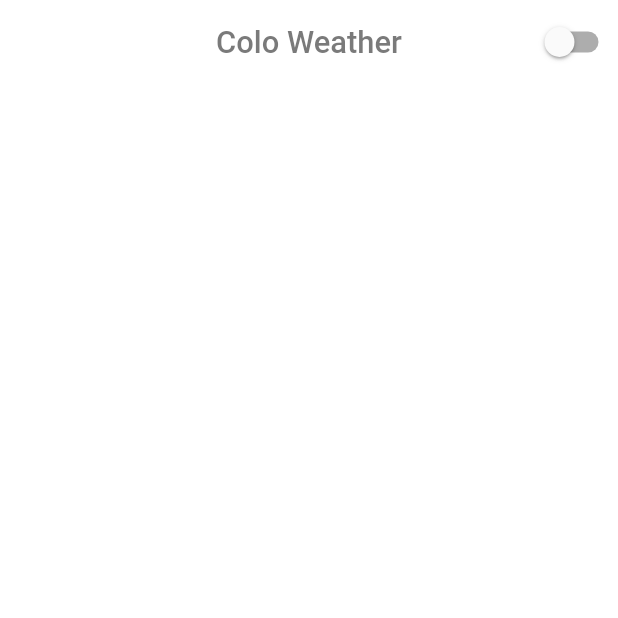
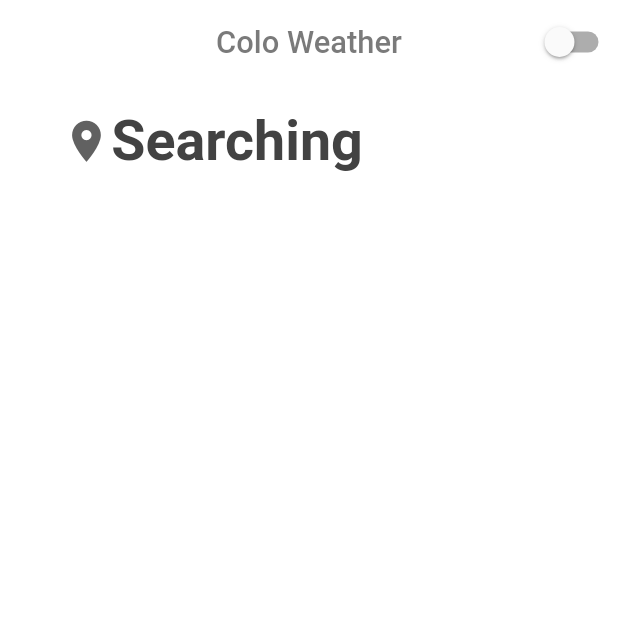
Before and after one commit to juanchosandox90/coloweather, a Flutter app: the screen it shows after launch, on a phone screen of 412 x 824 dp, the top half of it. Run offline on Flutter 3.47's test engine with Material 2 defaults, Android fonts, the phone set to English and light mode, and no system bars.

Commit message:
dev_03_UIColorsWidget  - Search bar UI  - Search text field gesture implemented.  - Added theme change validation.

```diff
--- a/lib/screens/homepage.dart
+++ b/lib/screens/homepage.dart
@@ -13,6 +13,7 @@ class HomePage extends StatefulWidget {
 
 class _HomePageState extends State<HomePage> {
   String _informedCity;
+  TextEditingController _controllerCity = TextEditingController();
   var formatData = DateFormat('YYYY, dd MMMM', 'pt_BR');
   DateTime actualDate = DateTime.now();
   Color colHumidity, colVisibility, colWind, colPressure, colClouds;
@@ -71,7 +72,7 @@ class _HomePageState extends State<HomePage> {
         ),
         centerTitle: true,
         elevation: 0,
-        actions: <Widget>[
+        actions: [
           Switch(
               value: valueSwitch,
               onChanged: (value) {
@@ -82,6 +83,85 @@ class _HomePageState extends State<HomePage> {
               })
         ],
       ),
+      body: SingleChildScrollView(
+        physics: ClampingScrollPhysics(),
+        child: Container(
+          width: width,
+          child: Column(
+            crossAxisAlignment: CrossAxisAlignment.start,
+            children: [
+              Padding(
+                padding: EdgeInsets.only(
+                    left: width * 0.1, right: width * 0.1, top: width * 0.04),
+                //TODO: Validation of the json to search city. In future builder
+                child: Column(
+                  crossAxisAlignment: CrossAxisAlignment.start,
+                  children: [
+                    Row(
+                      children: [
+                        GestureDetector(
+                          onTap: () {
+                            setState(() {
+                              visibleCity = false;
+                            });
+                          },
+                          child: Icon(
+                            Icons.location_on,
+                            size: width * 0.08,
+                            color: valueSwitch == false
+                                ? Colors.grey[700]
+                                : Colors.orange[600],
+                          ),
+                        ),
+                        Visibility(
+                          visible: visibleCity,
+                          child: GestureDetector(
+                            onTap: () {
+                              setState(() {
+                                visibleCity = false;
+                              });
+                            },
+                            // TODO: Text will be compare with the JSON
+                            child: Text('Searching',
+                                style: TextStyle(
+                                    fontSize: width * 0.09,
+                                    fontWeight: FontWeight.bold,
+                                    color: colText)),
+                          ),
+                        ),
+                        Visibility(
+                          visible: !visibleCity,
+                          child: Expanded(
+                            child: TextField(
+                              autofocus: true,
+                              style: TextStyle(color: colText),
+                              controller: _controllerCity,
+                              decoration: InputDecoration(
+                                  border: OutlineInputBorder(
+                                      borderRadius: BorderRadius.circular(15))),
+                              onSubmitted: (_) {
+                                setState(() {
+                                  if (_controllerCity.text == null ||
+                                      _controllerCity.text.isEmpty) {
+                                  } else {
+                                    _informedCity = _controllerCity.text;
+                                  }
+                                  visibleCity = true;
+                                });
+                              },
+                            ))),
+                      ],
+                    ),
+                    SizedBox(
+                      // TODO: Here will come the date box.
+                    )
+                  ],
+                ),
+              )
+            ],
+          ),
+        ),
+      ),
     );
   }
 }
```
